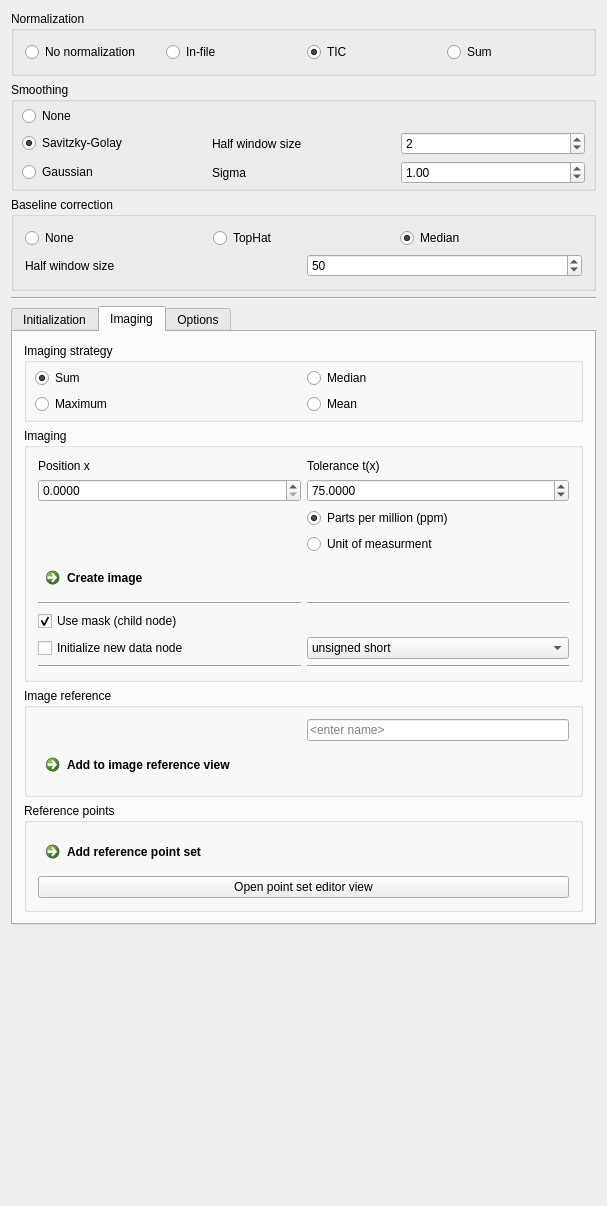
Qt form Plugins/org.mitk.gui.qt.m2.Data/src/internal/m2Data.ui (m2aia/m2aia) before a commit.
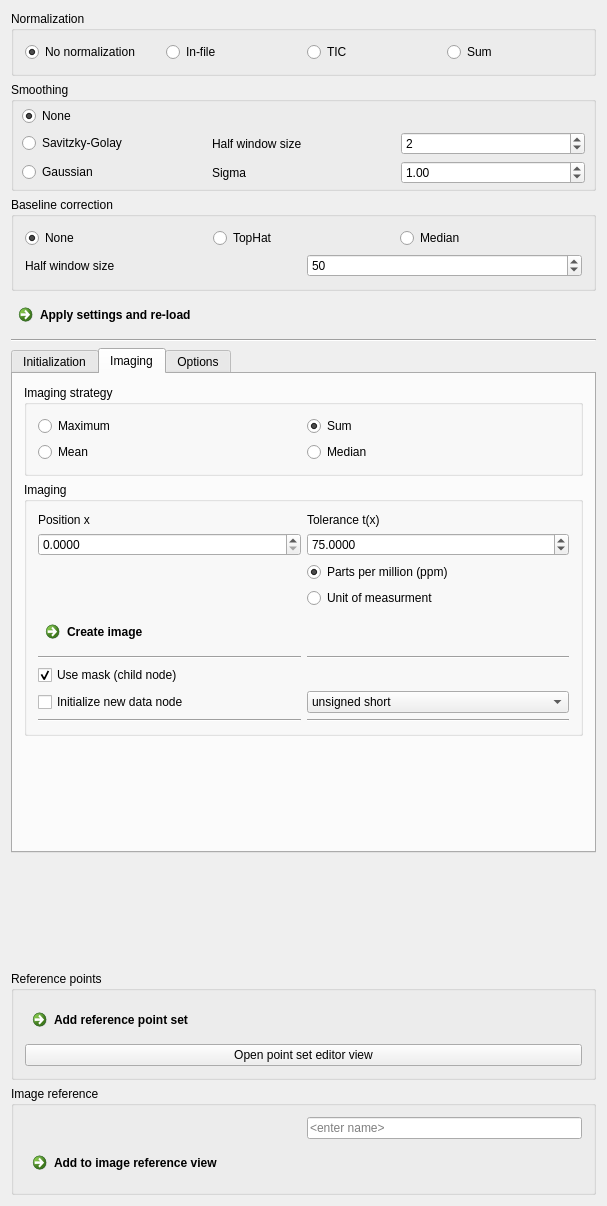
The same form after that commit. Custom widgets are drawn as their Qt base class.

Commit message: clean up data view

```diff
--- a/Plugins/org.mitk.gui.qt.m2.Data/src/internal/m2Data.ui
+++ b/Plugins/org.mitk.gui.qt.m2.Data/src/internal/m2Data.ui
@@ -14,7 +14,7 @@
    </rect>
   </property>
   <property name="sizePolicy">
-   <sizepolicy hsizetype="Preferred" vsizetype="MinimumExpanding">
+   <sizepolicy hsizetype="Preferred" vsizetype="Preferred">
     <horstretch>0</horstretch>
     <verstretch>0</verstretch>
    </sizepolicy>
@@ -57,6 +57,9 @@
           <property name="text">
            <string>No normalization</string>
           </property>
+          <property name="checked">
+           <bool>true</bool>
+          </property>
          </widget>
         </item>
         <item>
@@ -90,7 +93,7 @@
            <string>TIC</string>
           </property>
           <property name="checked">
-           <bool>true</bool>
+           <bool>false</bool>
           </property>
          </widget>
         </item>
@@ -156,7 +159,7 @@
            <string>Savitzky-Golay</string>
           </property>
           <property name="checked">
-           <bool>true</bool>
+           <bool>false</bool>
           </property>
          </widget>
         </item>
@@ -176,7 +179,7 @@
            <string>None</string>
           </property>
           <property name="checked">
-           <bool>false</bool>
+           <bool>true</bool>
           </property>
          </widget>
         </item>
@@ -248,7 +251,7 @@
            <string>None</string>
           </property>
           <property name="checked">
-           <bool>false</bool>
+           <bool>true</bool>
           </property>
          </widget>
         </item>
@@ -268,7 +271,7 @@
            <string>Median</string>
           </property>
           <property name="checked">
-           <bool>true</bool>
+           <bool>false</bool>
           </property>
          </widget>
         </item>
@@ -310,6 +313,13 @@
      </layout>
     </widget>
    </item>
+   <item>
+    <widget class="QCommandLinkButton" name="applySettingsAndReLoad">
+     <property name="text">
+      <string>Apply settings and re-load</string>
+     </property>
+    </widget>
+   </item>
    <item>
     <widget class="Line" name="line">
      <property name="orientation">
@@ -320,7 +330,7 @@
    <item>
     <widget class="QTabWidget" name="Tabs">
      <property name="sizePolicy">
-      <sizepolicy hsizetype="MinimumExpanding" vsizetype="MinimumExpanding">
+      <sizepolicy hsizetype="Preferred" vsizetype="Preferred">
        <horstretch>0</horstretch>
        <verstretch>0</verstretch>
       </sizepolicy>
@@ -566,52 +576,21 @@
       </attribute>
       <layout class="QVBoxLayout" name="verticalLayout_16">
        <item>
-        <widget class="QGroupBox" name="GrabIonImageStrategy">
+        <widget class="QGroupBox" name="groupBox_6">
          <property name="title">
           <string>Imaging strategy</string>
          </property>
-         <property name="checkable">
-          <bool>false</bool>
-         </property>
          <layout class="QVBoxLayout" name="verticalLayout_14">
-          <property name="leftMargin">
-           <number>8</number>
-          </property>
-          <property name="topMargin">
-           <number>4</number>
-          </property>
-          <property name="rightMargin">
-           <number>8</number>
-          </property>
-          <property name="bottomMargin">
-           <number>4</number>
-          </property>
           <item>
            <layout class="QGridLayout" name="gridLayout_4">
-            <item row="1" column="0">
-             <widget class="QRadioButton" name="radioButtonMax">
-              <property name="minimumSize">
-               <size>
-                <width>0</width>
-                <height>0</height>
-               </size>
-              </property>
-              <property name="maximumSize">
-               <size>
-                <width>1000</width>
-                <height>16777215</height>
-               </size>
-              </property>
-              <property name="text">
-               <string>Maximum</string>
-              </property>
-              <property name="checked">
-               <bool>false</bool>
-              </property>
-             </widget>
-            </item>
-            <item row="0" column="0">
+            <item row="0" column="1">
              <widget class="QRadioButton" name="radioButtonSum">
+              <property name="sizePolicy">
+               <sizepolicy hsizetype="Preferred" vsizetype="Preferred">
+                <horstretch>0</horstretch>
+                <verstretch>0</verstretch>
+               </sizepolicy>
+              </property>
               <property name="minimumSize">
                <size>
                 <width>0</width>
@@ -620,7 +599,7 @@
               </property>
               <property name="maximumSize">
                <size>
-                <width>1000</width>
+                <width>16777215</width>
                 <height>16777215</height>
                </size>
               </property>
@@ -632,8 +611,14 @@
               </property>
              </widget>
             </item>
-            <item row="0" column="1">
-             <widget class="QRadioButton" name="radioButtonMedian">
+            <item row="0" column="0">
+             <widget class="QRadioButton" name="radioButtonMax">
+              <property name="sizePolicy">
+               <sizepolicy hsizetype="Preferred" vsizetype="Preferred">
+                <horstretch>0</horstretch>
+                <verstretch>0</verstretch>
+               </sizepolicy>
+              </property>
               <property name="minimumSize">
                <size>
                 <width>0</width>
@@ -642,20 +627,26 @@
               </property>
               <property name="maximumSize">
                <size>
-                <width>1000</width>
+                <width>16777215</width>
                 <height>16777215</height>
                </size>
               </property>
               <property name="text">
-               <string>Median</string>
+               <string>Maximum</string>
               </property>
               <property name="checked">
                <bool>false</bool>
               </property>
              </widget>
             </item>
-            <item row="1" column="1">
+            <item row="1" column="0">
              <widget class="QRadioButton" name="radioButtonMean">
+              <property name="sizePolicy">
+               <sizepolicy hsizetype="Preferred" vsizetype="Preferred">
+                <horstretch>0</horstretch>
+                <verstretch>0</verstretch>
+               </sizepolicy>
+              </property>
               <property name="minimumSize">
                <size>
                 <width>0</width>
@@ -664,7 +655,7 @@
               </property>
               <property name="maximumSize">
                <size>
-                <width>1000</width>
+                <width>16777215</width>
                 <height>16777215</height>
                </size>
               </property>
@@ -673,6 +664,34 @@
               </property>
              </widget>
             </item>
+            <item row="1" column="1">
+             <widget class="QRadioButton" name="radioButtonMedian">
+              <property name="sizePolicy">
+               <sizepolicy hsizetype="Preferred" vsizetype="Preferred">
+                <horstretch>0</horstretch>
+                <verstretch>0</verstretch>
+               </sizepolicy>
+              </property>
+              <property name="minimumSize">
+               <size>
+                <width>0</width>
+                <height>0</height>
+               </size>
+              </property>
+              <property name="maximumSize">
+               <size>
+                <width>16777215</width>
+                <height>16777215</height>
+               </size>
+              </property>
+              <property name="text">
+               <string>Median</string>
+              </property>
+              <property name="checked">
+               <bool>false</bool>
+              </property>
+             </widget>
+            </item>
            </layout>
           </item>
          </layout>
@@ -931,85 +950,17 @@
         </widget>
        </item>
        <item>
-        <widget class="QGroupBox" name="grpBoxLastGrab">
-         <property name="enabled">
-          <bool>true</bool>
+        <spacer name="verticalSpacer">
+         <property name="orientation">
+          <enum>Qt::Vertical</enum>
          </property>
-         <property name="toolTip">
-          <string/>
+         <property name="sizeHint" stdset="0">
+          <size>
+           <width>20</width>
+           <height>40</height>
+          </size>
          </property>
-         <property name="title">
-          <string>Image reference</string>
-         </property>
-         <property name="flat">
-          <bool>false</bool>
-         </property>
-         <property name="checkable">
-          <bool>false</bool>
-         </property>
-         <layout class="QVBoxLayout" name="verticalLayout_12">
-          <item>
-           <layout class="QGridLayout" name="gridLayout_6">
-            <item row="0" column="0">
-             <widget class="QLabel" name="labelIonImageInfo">
-              <property name="text">
-               <string>&lt;x±t(x)&gt;</string>
-              </property>
-             </widget>
-            </item>
-            <item row="0" column="1">
-             <widget class="QLineEdit" name="textIonName">
-              <property name="enabled">
-               <bool>true</bool>
-              </property>
-              <property name="sizePolicy">
-               <sizepolicy hsizetype="Minimum" vsizetype="Fixed">
-                <horstretch>0</horstretch>
-                <verstretch>0</verstretch>
-               </sizepolicy>
-              </property>
-              <property name="text">
-               <string/>
-              </property>
-              <property name="placeholderText">
-               <string>&lt;enter name&gt;</string>
-              </property>
-             </widget>
-            </item>
-           </layout>
-          </item>
-          <item>
-           <widget class="QCommandLinkButton" name="btnAddIonImageReference">
-            <property name="text">
-             <string>Add to image reference view</string>
-            </property>
-           </widget>
-          </item>
-         </layout>
-        </widget>
-       </item>
-       <item>
-        <widget class="QGroupBox" name="refPointSetGroup">
-         <property name="title">
-          <string>Reference points</string>
-         </property>
-         <layout class="QVBoxLayout" name="verticalLayout_11">
-          <item>
-           <widget class="QCommandLinkButton" name="btnAddReferencepointSet">
-            <property name="text">
-             <string>Add reference point set</string>
-            </property>
-           </widget>
-          </item>
-          <item>
-           <widget class="QPushButton" name="btnOpenPointSetWidget">
-            <property name="text">
-             <string>Open point set editor view</string>
-            </property>
-           </widget>
-          </item>
-         </layout>
-        </widget>
+        </spacer>
        </item>
       </layout>
      </widget>
@@ -1024,7 +975,7 @@
           <string>Tile images</string>
          </property>
          <property name="checkable">
-          <bool>true</bool>
+          <bool>false</bool>
          </property>
          <layout class="QVBoxLayout" name="verticalLayout_9">
           <item>
@@ -1080,6 +1031,35 @@
          </layout>
         </widget>
        </item>
+       <item>
+        <widget class="QGroupBox" name="groupBox_5">
+         <property name="title">
+          <string>Equialize level window</string>
+         </property>
+         <layout class="QVBoxLayout" name="verticalLayout_15">
+          <item>
+           <widget class="QLabel" name="label_13">
+            <property name="text">
+             <string>The level window of the selected image node is applied to all spectrum image nodes in the data manager.</string>
+            </property>
+            <property name="wordWrap">
+             <bool>true</bool>
+            </property>
+           </widget>
+          </item>
+          <item>
+           <widget class="QmitkSingleNodeSelectionWidget" name="ReferenceLevelWindowSelection" native="true"/>
+          </item>
+          <item>
+           <widget class="QCommandLinkButton" name="btnEqualizeLW">
+            <property name="text">
+             <string>Apply</string>
+            </property>
+           </widget>
+          </item>
+         </layout>
+        </widget>
+       </item>
        <item>
         <widget class="QGroupBox" name="ScaleBar">
          <property name="title">
@@ -1088,30 +1068,25 @@
          <property name="checkable">
           <bool>true</bool>
          </property>
+         <property name="checked">
+          <bool>false</bool>
+         </property>
          <layout class="QVBoxLayout" name="verticalLayout_5">
           <item>
-           <layout class="QHBoxLayout" name="horizontalLayout_9">
-            <item>
-             <widget class="QRadioButton" name="scaleBarEnableIon">
-              <property name="text">
-               <string>Ion image</string>
-              </property>
-              <property name="checked">
-               <bool>true</bool>
-              </property>
-             </widget>
-            </item>
-            <item>
-             <widget class="QRadioButton" name="scaleBarEnableNormalization">
-              <property name="text">
-               <string>Normalization image</string>
-              </property>
-              <property name="checked">
-               <bool>false</bool>
-              </property>
-             </widget>
-            </item>
-           </layout>
+           <widget class="QLabel" name="sclaeBarLabel">
+            <property name="enabled">
+             <bool>false</bool>
+            </property>
+            <property name="text">
+             <string>A scalebar appears for the selected image node.</string>
+            </property>
+            <property name="wordWrap">
+             <bool>true</bool>
+            </property>
+           </widget>
+          </item>
+          <item>
+           <widget class="QmitkSingleNodeSelectionWidget" name="ReferenceSelectionForScaleBar" native="true"/>
           </item>
           <item>
            <layout class="QHBoxLayout" name="horizontalLayout_5">
@@ -1235,23 +1210,9 @@
             </item>
            </widget>
           </item>
-          <item>
-           <widget class="QPushButton" name="scaleBarForceUpdate">
-            <property name="text">
-             <string>Force update</string>
-            </property>
-           </widget>
-          </item>
          </layout>
         </widget>
        </item>
-       <item>
-        <widget class="QPushButton" name="btnEqualizeLW">
-         <property name="text">
-          <string>Equalize LevelWindows</string>
-         </property>
-        </widget>
-       </item>
        <item>
         <spacer name="verticalSpacer_2">
          <property name="orientation">
@@ -1270,7 +1231,10 @@
     </widget>
    </item>
    <item>
-    <spacer name="verticalSpacer">
+    <widget class="QmitkMultiNodeSelectionWidget" name="MassSpecDataNodeSelectionWidget" native="true"/>
+   </item>
+   <item>
+    <spacer name="verticalSpacer_3">
      <property name="orientation">
       <enum>Qt::Vertical</enum>
      </property>
@@ -1282,9 +1246,104 @@
      </property>
     </spacer>
    </item>
+   <item>
+    <widget class="QGroupBox" name="refPointSetGroup">
+     <property name="title">
+      <string>Reference points</string>
+     </property>
+     <layout class="QVBoxLayout" name="verticalLayout_11">
+      <item>
+       <widget class="QCommandLinkButton" name="btnAddReferencepointSet">
+        <property name="text">
+         <string>Add reference point set</string>
+        </property>
+       </widget>
+      </item>
+      <item>
+       <widget class="QPushButton" name="btnOpenPointSetWidget">
+        <property name="text">
+         <string>Open point set editor view</string>
+        </property>
+       </widget>
+      </item>
+     </layout>
+    </widget>
+   </item>
+   <item>
+    <widget class="QGroupBox" name="imageRefGroup">
+     <property name="enabled">
+      <bool>true</bool>
+     </property>
+     <property name="toolTip">
+      <string/>
+     </property>
+     <property name="title">
+      <string>Image reference</string>
+     </property>
+     <property name="flat">
+      <bool>false</bool>
+     </property>
+     <property name="checkable">
+      <bool>false</bool>
+     </property>
+     <layout class="QVBoxLayout" name="verticalLayout_12">
+      <item>
+       <layout class="QGridLayout" name="gridLayout_6">
+        <item row="0" column="0">
+         <widget class="QLabel" name="labelIonImageInfo">
+          <property name="text">
+           <string>&lt;x±t(x)&gt;</string>
+          </property>
+         </widget>
+        </item>
+        <item row="0" column="1">
+         <widget class="QLineEdit" name="textIonName">
+          <property name="enabled">
+           <bool>true</bool>
+          </property>
+          <property name="sizePolicy">
+           <sizepolicy hsizetype="Minimum" vsizetype="Fixed">
+            <horstretch>0</horstretch>
+            <verstretch>0</verstretch>
+           </sizepolicy>
+          </property>
+          <property name="text">
+           <string/>
+          </property>
+          <property name="placeholderText">
+           <string>&lt;enter name&gt;</string>
+          </property>
+         </widget>
+        </item>
+       </layout>
+      </item>
+      <item>
+       <widget class="QCommandLinkButton" name="btnAddIonImageReference">
+        <property name="text">
+         <string>Add to image reference view</string>
+        </property>
+       </widget>
+      </item>
+     </layout>
+    </widget>
+   </item>
   </layout>
  </widget>
  <layoutdefault spacing="6" margin="11"/>
+ <customwidgets>
+  <customwidget>
+   <class>QmitkMultiNodeSelectionWidget</class>
+   <extends>QWidget</extends>
+   <header>QmitkMultiNodeSelectionWidget.h</header>
+   <container>1</container>
+  </customwidget>
+  <customwidget>
+   <class>QmitkSingleNodeSelectionWidget</class>
+   <extends>QWidget</extends>
+   <header>QmitkSingleNodeSelectionWidget.h</header>
+   <container>1</container>
+  </customwidget>
+ </customwidgets>
  <tabstops>
   <tabstop>radioButtonNoneNormalization</tabstop>
   <tabstop>radioButtonInFileNormalization</tabstop>
```
Left out of the diff: 8 changed lines with no effect on the pictures. The commit also changes 2 other files.
